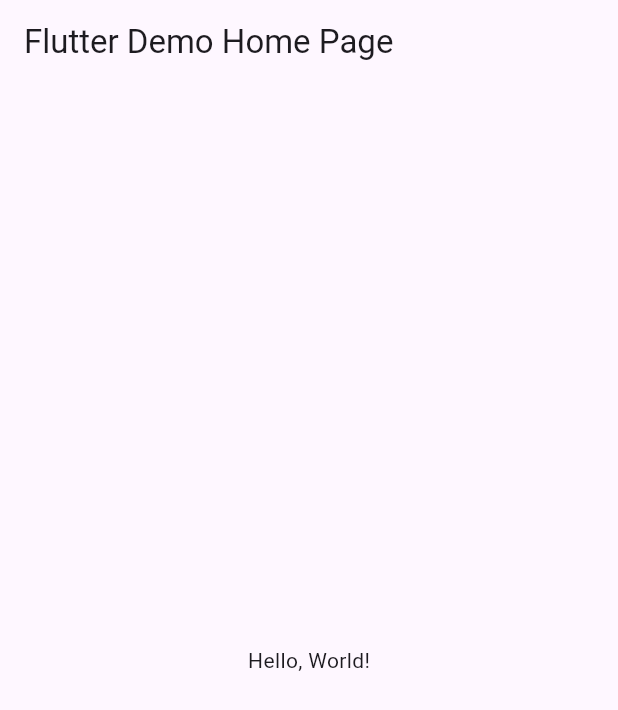
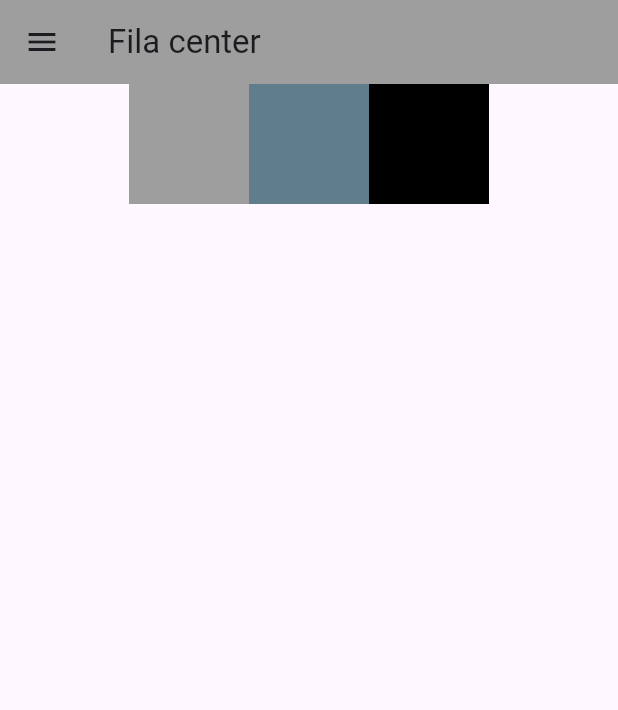
Before and after one commit to REriveradelgadillo/UII_act4_Drawer2, a Flutter app: the screen it shows after launch, on a phone screen of 412 x 824 dp. Shown: the top 710 px of the screen. Run offline on Flutter 3.47's test engine with Material 3 defaults, Android fonts, the phone set to English and light mode, and no system bars.

```diff
--- /dev/null
+++ b/lib/home.dart
@@ -0,0 +1,42 @@
+import 'package:riveradrawer2/drawer_menu.dart';
+import 'package:flutter/material.dart';
+
+class Home extends StatelessWidget {
+  static const String routeName = '/home';
+
+  @override
+  Widget build(BuildContext context) {
+    return Scaffold(
+      appBar: AppBar(
+        title: Text("Fila center"),
+        backgroundColor: Colors.grey,
+      ),
+      drawer: DrawerMenu(),
+      body: Row(
+        mainAxisAlignment: MainAxisAlignment.center,
+        mainAxisSize: MainAxisSize.max,
+        crossAxisAlignment: CrossAxisAlignment.center,
+        children: <Widget>[
+          Container(
+            padding: const EdgeInsets.all(0.0),
+            color: Colors.grey,
+            width: 80.0,
+            height: 80.0,
+          ),
+          Container(
+            padding: const EdgeInsets.all(0.0),
+            color: Colors.blueGrey,
+            width: 80.0,
+            height: 80.0,
+          ),
+          Container(
+            padding: const EdgeInsets.all(0.0),
+            color: Colors.black,
+            width: 80.0,
+            height: 80.0,
+          ),
+        ],
+      ), // This trailing comma makes auto-formatting nicer for build methods.
+    );
+  }
+}
--- a/lib/main.dart
+++ b/lib/main.dart
@@ -1,43 +1,45 @@
+import 'package:riveradrawer2/movies.dart';
+import 'package:riveradrawer2/profile.dart';
 import 'package:flutter/material.dart';
+import 'package:riveradrawer2/around.dart';
+import 'package:riveradrawer2/between.dart';
+import 'package:riveradrawer2/stretch.dart';
+import 'contact.dart';
+import 'home.dart';
 
-void main() => runApp(MyApp());
+void main() {
+  runApp(MyApp());
+}
 
 class MyApp extends StatelessWidget {
-  const MyApp({super.key});
+  static const String home = Home.routeName;
+  static const String profile = Profile.routeName;
+  static const String movies = Movies.routeName;
+  static const String around = Around.routeName;
+  static const String between = Between.routeName;
+  static const String stretch = Stretch.routeName;
+  static const String contacts = Contact.routeName;
+
   // This widget is the root of your application.
   @override
   Widget build(BuildContext context) {
     return MaterialApp(
-      // Application name
-      title: 'Flutter Hello World',
-      // Application theme data, you can set the colors for the application as
-      // you want
+      debugShowCheckedModeBanner: false,
+      title: 'Ejemplo Drawer Menu',
       theme: ThemeData(
-        // useMaterial3: false,
         primarySwatch: Colors.blue,
+        visualDensity: VisualDensity.adaptivePlatformDensity,
       ),
-      // A widget which will be started on application startup
-      home: MyHomePage(title: 'Flutter Demo Home Page'),
+      routes: {
+        home: (context) => Home(),
+        profile: (context) => Profile(),
+        movies: (context) => Movies(),
+        around: (context) => Around(),
+        between: (context) => Between(),
+        stretch: (context) => Stretch(),
+        contacts: (context) => Contact(),
+      },
+      home: Home(),
     );
   }
 }
-
-class MyHomePage extends StatelessWidget {
-  final String title;
-  const MyHomePage({super.key, required this.title});
-
-  @override
-  Widget build(BuildContext context) {
-    return Scaffold(
-      appBar: AppBar(
-        // The title text which will be shown on the action bar
-        title: Text(title),
-      ),
-      body: Center(
-        child: Text(
-          'Hello, World!',
-        ),
-      ),
-    );
-  }
-}
--- a/pubspec.yaml
+++ b/pubspec.yaml
@@ -17,6 +17,8 @@ dev_dependencies:
 
 flutter:
   uses-material-design: true
+  assets:
+     - assets/drawer_header.jpg
   # assets:
   #  - images/a_dot_burr.jpeg
   #  - images/a_dot_ham.jpeg
```
Also changed, not shown: lib/around.dart (added, +42 -0 lines), lib/between.dart (added, +42 -0 lines), lib/contact.dart (added, +42 -0 lines), lib/drawer_menu.dart (added, +95 -0 lines), lib/movies.dart (added, +42 -0 lines), lib/profile.dart (added, +42 -0 lines), lib/stretch.dart (added, +42 -0 lines), assets/drawer_header.jpg (added).
